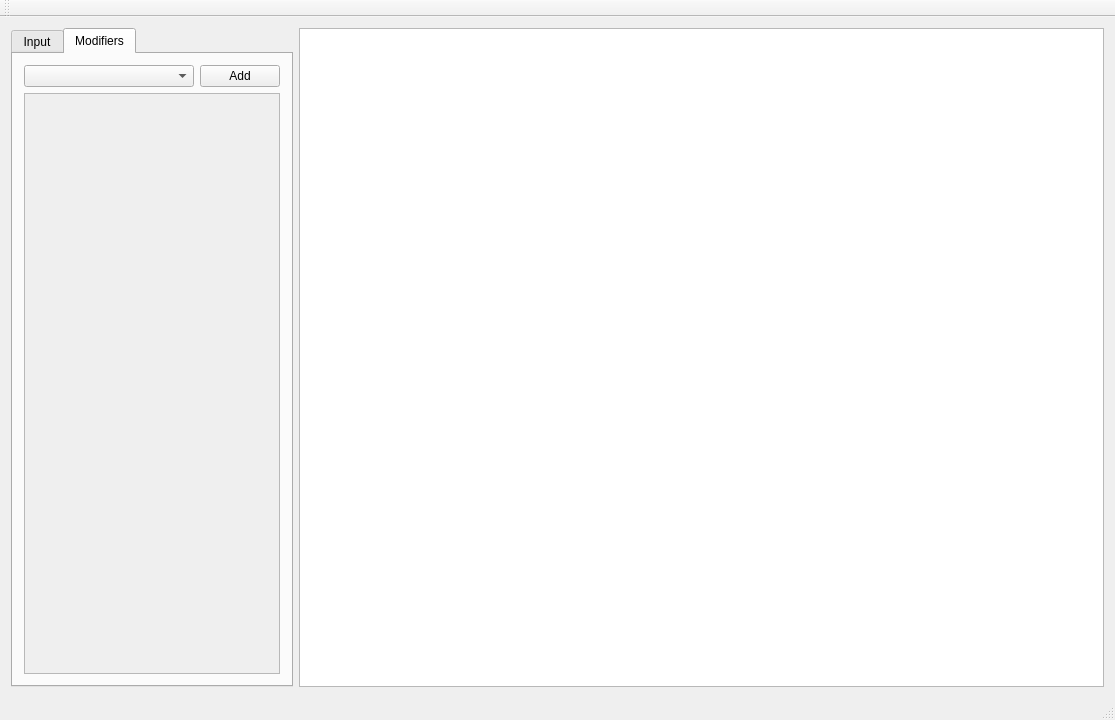
Old version of the form qt/mod/mainwindow.ui in the repository rodarima/nitrite.
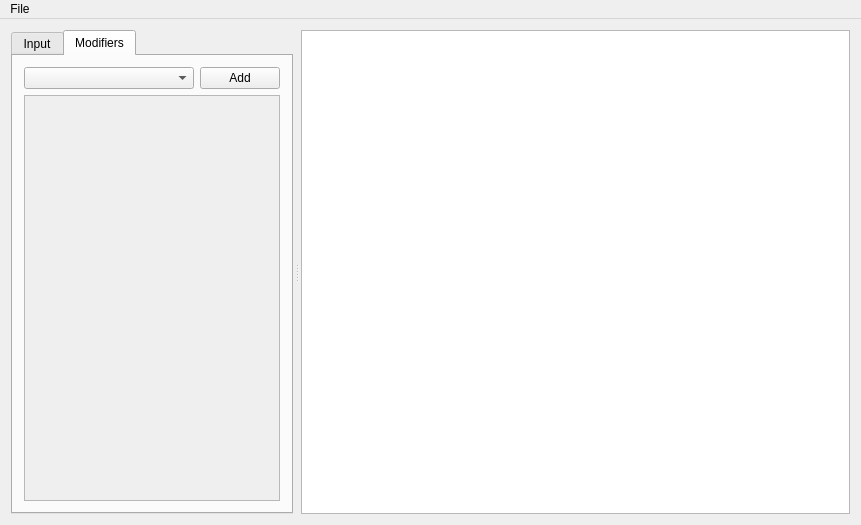
New version of the form. The open tabs and pages were chosen to show the change.

Diff of the .ui file:
```diff
--- a/qt/mod/mainwindow.ui
+++ b/qt/mod/mainwindow.ui
@@ -6,8 +6,8 @@
    <rect>
     <x>0</x>
     <y>0</y>
-    <width>1115</width>
-    <height>720</height>
+    <width>861</width>
+    <height>525</height>
    </rect>
   </property>
   <property name="windowTitle">
@@ -15,10 +15,20 @@
   </property>
   <widget class="QWidget" name="centralWidget">
    <layout class="QGridLayout" name="gridLayout">
-    <item row="0" column="1">
-     <widget class="QGraphicsView" name="graphics_view"/>
-    </item>
     <item row="0" column="0">
+     <widget class="QSplitter" name="splitter">
+      <property name="sizePolicy">
+       <sizepolicy hsizetype="Expanding" vsizetype="Preferred">
+        <horstretch>0</horstretch>
+        <verstretch>0</verstretch>
+       </sizepolicy>
+      </property>
+      <property name="orientation">
+       <enum>Qt::Horizontal</enum>
+      </property>
+      <property name="handleWidth">
+       <number>8</number>
+      </property>
      <widget class="QTabWidget" name="tabs">
       <property name="sizePolicy">
        <sizepolicy hsizetype="Preferred" vsizetype="Expanding">
@@ -26,6 +36,12 @@
         <verstretch>0</verstretch>
        </sizepolicy>
       </property>
+       <property name="minimumSize">
+        <size>
+         <width>200</width>
+         <height>0</height>
+        </size>
+       </property>
       <property name="currentIndex">
        <number>0</number>
       </property>
@@ -118,19 +134,47 @@
             <rect>
              <x>0</x>
              <y>0</y>
-             <width>254</width>
-             <height>576</height>
+              <width>276</width>
+              <height>401</height>
             </rect>
            </property>
            <layout class="QVBoxLayout" name="verticalLayout_2">
             <item>
-             <layout class="QFormLayout" name="scroll_layout"/>
+              <layout class="QFormLayout" name="scroll_layout">
+               <property name="horizontalSpacing">
+                <number>3</number>
+               </property>
+               <property name="verticalSpacing">
+                <number>3</number>
+               </property>
+               <property name="leftMargin">
+                <number>1</number>
+               </property>
+               <property name="topMargin">
+                <number>1</number>
+               </property>
+               <property name="rightMargin">
+                <number>1</number>
+               </property>
+               <property name="bottomMargin">
+                <number>1</number>
+               </property>
+              </layout>
             </item>
            </layout>
           </widget>
          </widget>
         </item>
        </layout>
+       </widget>
+      </widget>
+      <widget class="QGraphicsView" name="graphics_view">
+       <property name="sizePolicy">
+        <sizepolicy hsizetype="Expanding" vsizetype="Expanding">
+         <horstretch>1</horstretch>
+         <verstretch>0</verstretch>
+        </sizepolicy>
+       </property>
       </widget>
      </widget>
     </item>
@@ -141,20 +185,35 @@
     <rect>
      <x>0</x>
      <y>0</y>
-     <width>1115</width>
-     <height>19</height>
+     <width>861</width>
+     <height>20</height>
     </rect>
    </property>
-  </widget>
-  <widget class="QToolBar" name="mainToolBar">
-   <attribute name="toolBarArea">
-    <enum>TopToolBarArea</enum>
-   </attribute>
-   <attribute name="toolBarBreak">
-    <bool>false</bool>
-   </attribute>
+   <widget class="QMenu" name="menuFile">
+    <property name="title">
+     <string>File</string>
+    </property>
+    <addaction name="action_open_config"/>
+    <addaction name="action_save_config"/>
+    <addaction name="action_save_as"/>
+   </widget>
+   <addaction name="menuFile"/>
   </widget>
-  <widget class="QStatusBar" name="statusBar"/>
+  <action name="action_save_config">
+   <property name="text">
+    <string>Save config</string>
+   </property>
+  </action>
+  <action name="action_open_config">
+   <property name="text">
+    <string>Open config</string>
+   </property>
+  </action>
+  <action name="action_save_as">
+   <property name="text">
+    <string>Save as...</string>
+   </property>
+  </action>
  </widget>
  <layoutdefault spacing="6" margin="11"/>
  <resources/>
```
Left out of the diff: 20 changed lines with no effect on the pictures. Lines whose indentation alone changed are shown as unchanged.
